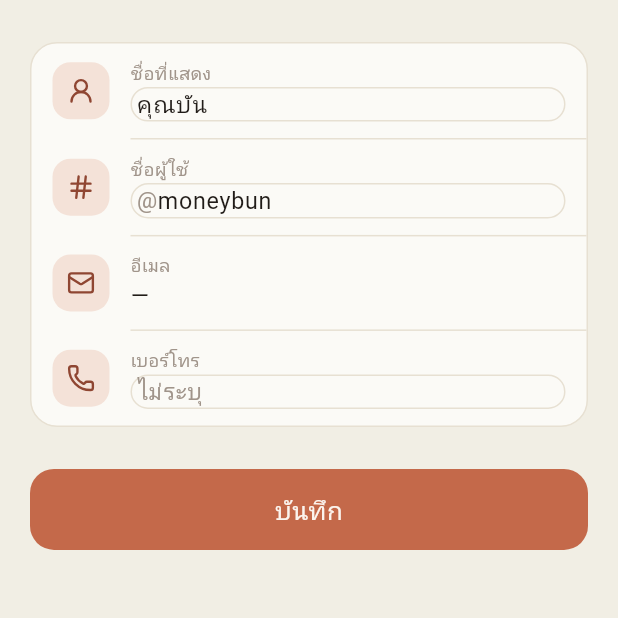
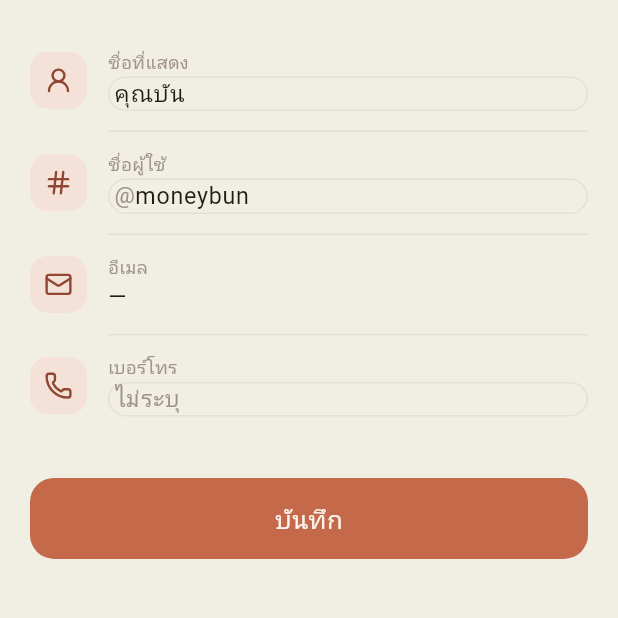
Before and after one commit to AfnanYapu09/-MoneyBun, a Flutter app: the ProfileScreen screen opened by its route, on a phone screen of 412 x 824 dp, the part 351-969 px from its top. Run offline on Flutter 3.47's test engine with Material 3 defaults, Android fonts, the phone set to English and light mode, and no system bars; our stand-ins replace cloud_firestore, drift, drift_flutter, firebase_auth, firebase_core, flutter_riverpod and 6 more; missing offline and left inert: google_mlkit_text_recognition, mobile_scanner, photo_manager; accounts and stored records are empty; generated files the repository leaves out were written again; Roboto replaces fonts that are missing (Ibm Plex Sans Thai, Mitr).

Commit message:
Profile: drop the card frame around the edit fields
Per feedback, remove the bordered/filled container that boxed the profile
fields. The rows now sit directly on the screen as an open list with thin
inset dividers between them — cleaner and less heavy.

Co-Authored-By: Claude Opus 4.8 <noreply@anthropic.com>
Claude-Session: https://claude.ai/code/session_01Qsarm1DMVrbv39mHtWzy4q

```diff
--- a/lib/features/settings/presentation/profile_screen.dart
+++ b/lib/features/settings/presentation/profile_screen.dart
@@ -59,15 +59,7 @@ class _ProfileScreenState extends ConsumerState<ProfileScreen> {
             username: _username,
             onPickAvatar: _pickAvatar,
           ),
-          const SizedBox(height: 28),
-          Container(
-            decoration: BoxDecoration(
-              color: AppColors.paper,
-              borderRadius: BorderRadius.circular(18),
-              border: Border.all(color: AppColors.line),
-            ),
-            child: Column(
-              children: [
+          const SizedBox(height: 20),
           _ProfileRow(
             icon: AppIcons.userRound,
             label: 'ชื่อที่แสดง',
@@ -95,9 +87,6 @@ class _ProfileScreenState extends ConsumerState<ProfileScreen> {
             controller: _phone,
             keyboardType: TextInputType.phone,
             hint: 'ไม่ระบุ',
-                ),
-              ],
-            ),
           ),
           const SizedBox(height: 28),
           PrimaryButton(label: 'บันทึก', onPressed: _save),
@@ -244,7 +233,7 @@ class _ProfileRow extends StatelessWidget {
     final valueStyle = AppTypography.body(size: 15.5);
 
     return Padding(
-      padding: const EdgeInsets.symmetric(horizontal: 14, vertical: 11),
+      padding: const EdgeInsets.symmetric(vertical: 13),
       child: Row(
         children: [
           IconChip(icon: icon, size: 38, radius: 12, iconSize: 19),
@@ -287,7 +276,7 @@ class _RowDivider extends StatelessWidget {
   @override
   Widget build(BuildContext context) {
     return const Padding(
-      padding: EdgeInsets.only(left: 66),
+      padding: EdgeInsets.only(left: 52),
       child: Divider(height: 1, thickness: 1, color: AppColors.line),
     );
   }
```
Lines whose indentation alone changed are shown as unchanged.
